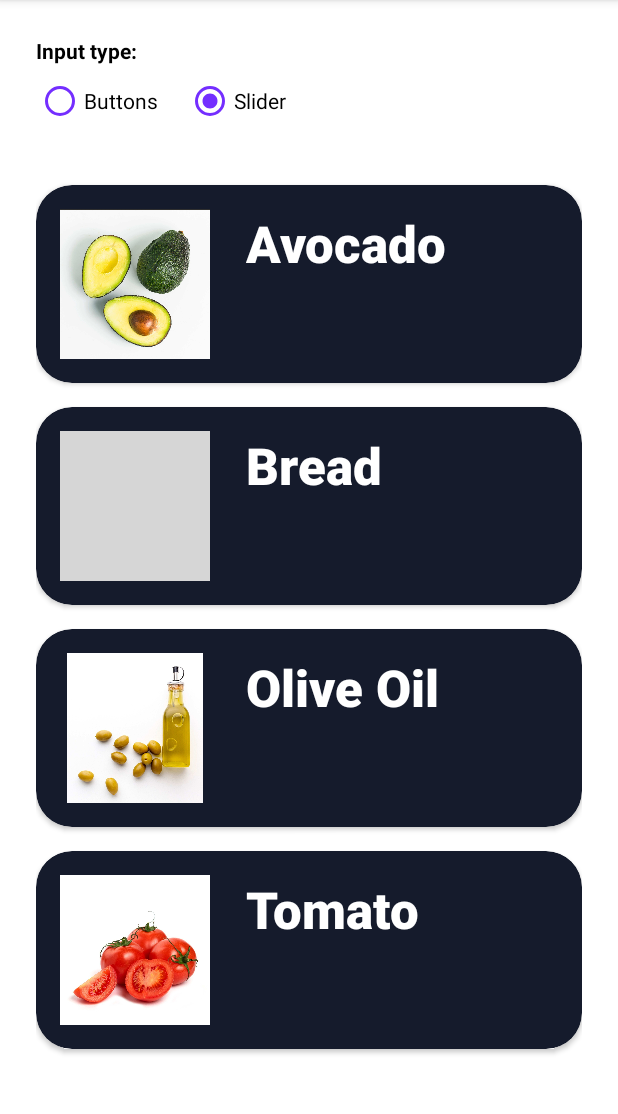
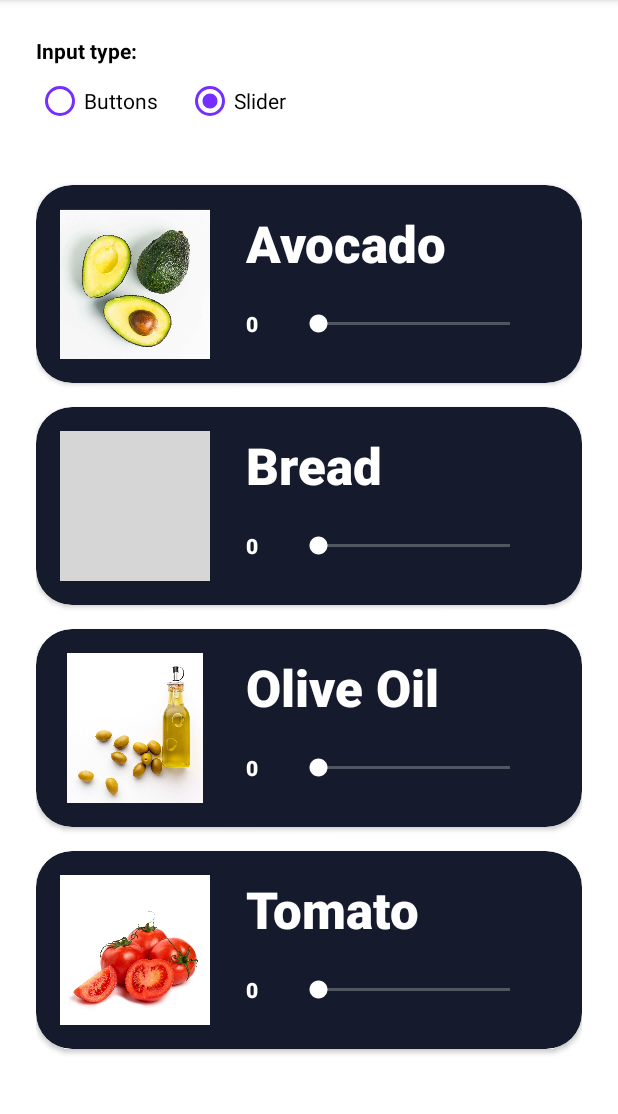
Before and after one commit to catherinekago/android-exercises, an Android app: the screen it shows after launch (MainActivity), after a tap on "Slider", on a phone screen of 412 x 824 dp, the part 84-1198 px from its top. Run offline under Robolectric (Android 15) with nearby library versions, the phone set to English and light mode, and no system bars; grey boxes are pictures that could not be loaded.

Commit message:
Add slider control

```diff
--- a/MyShoppinglist/app/src/main/java/com/example/myshoppinglist/RecyclerViewAdapter.java
+++ b/MyShoppinglist/app/src/main/java/com/example/myshoppinglist/RecyclerViewAdapter.java
@@ -9,6 +9,8 @@ import android.view.LayoutInflater;
 import android.view.View;
 import android.view.ViewGroup;
 import android.widget.ImageView;
+import android.widget.LinearLayout;
+import android.widget.SeekBar;
 import android.widget.TextView;
 
 import androidx.annotation.NonNull;
@@ -58,24 +60,42 @@ public class RecyclerViewAdapter extends RecyclerView.Adapter<RecyclerViewAdapte
     public void switchControls(boolean isControlTypeButtons) {
         if (isControlTypeButtons) {
             for (int i = 0; i < shoppingListViewHolders.size(); i++) {
+
+                // Hide remove button if current count equals 0
                 if (shoppingListViewHolders.get(i).counter > 0) {
-                // Show buttons
                     shoppingListViewHolders.get(i).remove.setVisibility(View.VISIBLE);
+            } else {
+                    shoppingListViewHolders.get(i).remove.setVisibility(View.INVISIBLE);
                 }
+
+                // Hide add button if current count equals 25
+                if (shoppingListViewHolders.get(i).counter < 25) {
                     shoppingListViewHolders.get(i).add.setVisibility(View.VISIBLE);
+                } else {
+                    shoppingListViewHolders.get(i).add.setVisibility(View.INVISIBLE);
+                }
+
                 shoppingListViewHolders.get(i).countButtonTextView.setVisibility(View.VISIBLE);
                 // Update displayed count
-                shoppingListViewHolders.get(i).countButtonTextView.setText(shoppingListViewHolders.get(i).counter);
+                shoppingListViewHolders.get(i).countButtonTextView.setText(shoppingListViewHolders.get(i).models.get(i).getCount() + "");
+                // Remove sliders
+                shoppingListViewHolders.get(i).sliderContainer.setVisibility(View.GONE);
             }
 
 
             } else {
             for (int i = 0; i < shoppingListViewHolders.size(); i++) {
                 // Hide buttons
-                shoppingListViewHolders.get(i).remove.setVisibility(View.INVISIBLE);
-                shoppingListViewHolders.get(i).add.setVisibility(View.INVISIBLE);
-                shoppingListViewHolders.get(i).countButtonTextView.setVisibility(View.INVISIBLE);
-                // Show slider*/
+                shoppingListViewHolders.get(i).remove.setVisibility(View.GONE);
+                shoppingListViewHolders.get(i).add.setVisibility(View.GONE);
+                shoppingListViewHolders.get(i).countButtonTextView.setVisibility(View.GONE);
+                // Show sliders
+                shoppingListViewHolders.get(i).sliderContainer.setVisibility(View.VISIBLE);
+                shoppingListViewHolders.get(i).slider.setVisibility(View.VISIBLE);
+                shoppingListViewHolders.get(i).countSliderTextView.setVisibility(View.VISIBLE);
+                // Update displayed count
+                shoppingListViewHolders.get(i).countSliderTextView.setText(shoppingListViewHolders.get(i).models.get(i).getCount() + "");
+                shoppingListViewHolders.get(i).slider.setProgress(shoppingListViewHolders.get(i).models.get(i).getCount());
             }
         }
 
@@ -91,7 +111,12 @@ public class RecyclerViewAdapter extends RecyclerView.Adapter<RecyclerViewAdapte
         TextView countButtonTextView;
         AppCompatButton add;
         AppCompatButton remove;
+        LinearLayout buttonContainer;
+        // Counter Slider
+        TextView countSliderTextView;
+        SeekBar slider;
         int counter;
+        LinearLayout sliderContainer;
         //Vibration: requires context to work
         Vibrator vibrator;
         final long[] patternAdd = {0, 500, 250, 500};
@@ -106,13 +131,22 @@ public class RecyclerViewAdapter extends RecyclerView.Adapter<RecyclerViewAdapte
             nameTextView = itemView.findViewById(R.id.text_avocado);
             vibrator = (Vibrator) context.getSystemService(VIBRATOR_SERVICE);
 
+            // Set up buttons
             add = itemView.findViewById(R.id.add);
             add.setText("+");
             add.setOnClickListener(view -> incrementCounter());
                     remove = itemView.findViewById(R.id.remove);
             remove.setText("-");
             remove.setOnClickListener(view -> decrementCounter());
-            countButtonTextView = itemView.findViewById(R.id.count);
+            countButtonTextView = itemView.findViewById(R.id.count_button);
+            buttonContainer = itemView.findViewById(R.id.button_container);
+
+            // Setup slider
+            countSliderTextView = itemView.findViewById(R.id.count_slider);
+            slider = itemView.findViewById(R.id.slider);
+            sliderContainer = itemView.findViewById(R.id.slider_container);
+            sliderContainer.setVisibility(View.GONE);
+
             initCounter();
 
             // attach onclick listener to item view
@@ -122,11 +156,35 @@ public class RecyclerViewAdapter extends RecyclerView.Adapter<RecyclerViewAdapte
                                 recyclerViewInterface.onItemClick(position);
                             }
             });
+            slider.setOnSeekBarChangeListener(new SeekBar.OnSeekBarChangeListener() {
+
+                @Override
+                public void onStopTrackingTouch(SeekBar seekBar) {
+                }
+
+                @Override
+                public void onStartTrackingTouch(SeekBar seekBar) {
+                }
+
+                @Override
+                public void onProgressChanged(SeekBar seekBar, int progress, boolean fromUser) {
+                    counter = progress;
+                    for (int i = 0; i < models.size(); i++) {
+                        if (models.get(i).getName() == (String) nameTextView.getText()) {
+                            models.get(i).setCount(counter);
+                            countSliderTextView.setText(models.get(i).getCount() + "");
+                        }
+                    }
+
+                }
+            });
+
         }
 
         private void initCounter() {
            counter = 0;
            countButtonTextView.setText("0");
+           countSliderTextView.setText("0");
         }
 
         @SuppressLint("ResourceAsColor")
@@ -134,6 +192,7 @@ public class RecyclerViewAdapter extends RecyclerView.Adapter<RecyclerViewAdapte
             if (counter == 0){
                 remove.setVisibility(View.VISIBLE);
             }
+            if (counter < 25) {
                 counter ++;
                 for (int i = 0; i < models.size(); i++) {
                     if (models.get(i).getName() == (String) nameTextView.getText()) {
@@ -143,7 +202,10 @@ public class RecyclerViewAdapter extends RecyclerView.Adapter<RecyclerViewAdapte
                         vibrator.vibrate(patternAdd, -1);
                     }
                 }
-
+            }
+            if (counter == 25) {
+                add.setVisibility(View.INVISIBLE);
+            }
         }
 
         @SuppressLint("ResourceAsColor")
@@ -162,6 +224,9 @@ public class RecyclerViewAdapter extends RecyclerView.Adapter<RecyclerViewAdapte
             if (counter == 0){
                 remove.setVisibility(View.INVISIBLE);
             }
+            if (counter < 25){
+                add.setVisibility(View.VISIBLE);
             }
         }
     }
+}
--- a/MyShoppinglist/app/src/main/res/layout-v31/recyclerviewrow.xml
+++ b/MyShoppinglist/app/src/main/res/layout-v31/recyclerviewrow.xml
@@ -50,14 +50,62 @@
                 app:layout_constraintStart_toEndOf="@+id/img_avocado"
                 app:layout_constraintTop_toTopOf="@+id/img_avocado" />
 
+
             <LinearLayout
+                android:layout_width="0dp"
+                android:layout_height="wrap_content"
+                android:layout_marginStart="24dp"
+                android:layout_marginTop="8dp"
+                android:layout_marginEnd="24dp"
+                android:orientation="vertical"
+                app:layout_constraintEnd_toEndOf="parent"
+                app:layout_constraintStart_toEndOf="@+id/img_avocado"
+                app:layout_constraintTop_toBottomOf="@+id/text_avocado">
+
+                <LinearLayout
+                    android:id="@+id/slider_container"
                     android:layout_width="wrap_content"
                     android:layout_height="47dp"
-                android:layout_marginStart="20dp"
-                android:layout_marginTop="8dp"
-                android:orientation="horizontal"
-                app:layout_constraintStart_toEndOf="@+id/img_avocado"
-                app:layout_constraintTop_toBottomOf="@+id/text_avocado">
+                    android:layout_marginStart="0dp"
+                    android:layout_marginTop="0dp"
+                    android:orientation="horizontal">
+
+                    <TextView
+                        android:id="@+id/count_slider"
+                        android:layout_width="32dp"
+                        android:layout_height="wrap_content"
+                        android:layout_marginStart="0dp"
+                        android:layout_marginTop="13dp"
+                        android:layout_weight="1"
+                        android:fontFamily="sans-serif-black"
+                        android:text=""
+                        android:textAlignment="textStart"
+                        android:textAppearance="@style/TextAppearance.AppCompat.Body2"
+                        android:textColor="#FFFFFF"
+                        android:typeface="monospace"
+                        app:layout_constraintStart_toEndOf="parent"
+                        app:layout_constraintTop_toTopOf="parent" />
+
+                    <SeekBar
+                        android:id="@+id/slider"
+                        style="@android:style/Widget.DeviceDefault.Light.SeekBar"
+                        android:layout_width="160dp"
+                        android:layout_height="47dp"
+                        android:indeterminateTint="#FFFFFF"
+                        android:max="25"
+                        android:progress="0"
+                        android:progressBackgroundTint="#FFFFFF"
+                        android:progressTint="#FFFFFF"
+                        android:thumbTint="#FFFFFF" />
+                </LinearLayout>
+
+                <LinearLayout
+                    android:id="@+id/button_container"
+                    android:layout_width="wrap_content"
+                    android:layout_height="47dp"
+                    android:layout_marginStart="0dp"
+                    android:layout_marginTop="0dp"
+                    android:orientation="horizontal">
 
                     <androidx.appcompat.widget.AppCompatButton
                         android:id="@+id/remove"
@@ -80,7 +128,7 @@
                         tools:text="-" />
 
                     <TextView
-                    android:id="@+id/count"
+                        android:id="@+id/count_button"
                         android:layout_width="51dp"
                         android:layout_height="wrap_content"
                         android:layout_marginStart="0dp"
@@ -113,6 +161,7 @@
                         tools:ignore="TextContrastCheck"
                         tools:text="+" />
                 </LinearLayout>
+            </LinearLayout>
 
         </androidx.constraintlayout.widget.ConstraintLayout>
     </androidx.cardview.widget.CardView>
```
Lines whose indentation alone changed are shown as unchanged.
